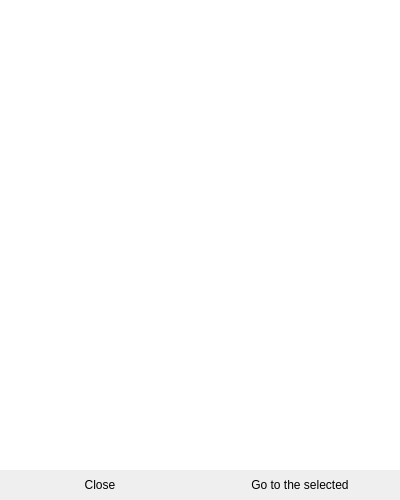
Old version of the form Sources/booktableofcontents.ui in the repository JerryShe/O-Reader.
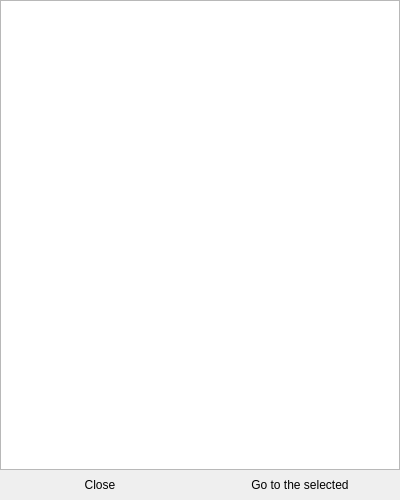
New version of the form.

Commit message: Table of contents fix

```diff
--- a/Sources/booktableofcontents.ui
+++ b/Sources/booktableofcontents.ui
@@ -48,25 +48,15 @@
     <number>0</number>
    </property>
    <item>
-    <widget class="QListWidget" name="TableOfContents">
-     <property name="frameShape">
-      <enum>QFrame::NoFrame</enum>
-     </property>
-     <property name="frameShadow">
-      <enum>QFrame::Plain</enum>
-     </property>
-     <property name="horizontalScrollBarPolicy">
-      <enum>Qt::ScrollBarAlwaysOff</enum>
-     </property>
-     <property name="editTriggers">
-      <set>QAbstractItemView::NoEditTriggers</set>
-     </property>
-     <property name="showDropIndicator" stdset="0">
+    <widget class="QTreeWidget" name="TableOfContents">
+     <attribute name="headerVisible">
       <bool>false</bool>
-     </property>
-     <property name="spacing">
-      <number>5</number>
-     </property>
+     </attribute>
+     <column>
+      <property name="text">
+       <string notr="true">1</string>
+      </property>
+     </column>
     </widget>
    </item>
    <item>
```
The commit also changes 10 other files.
